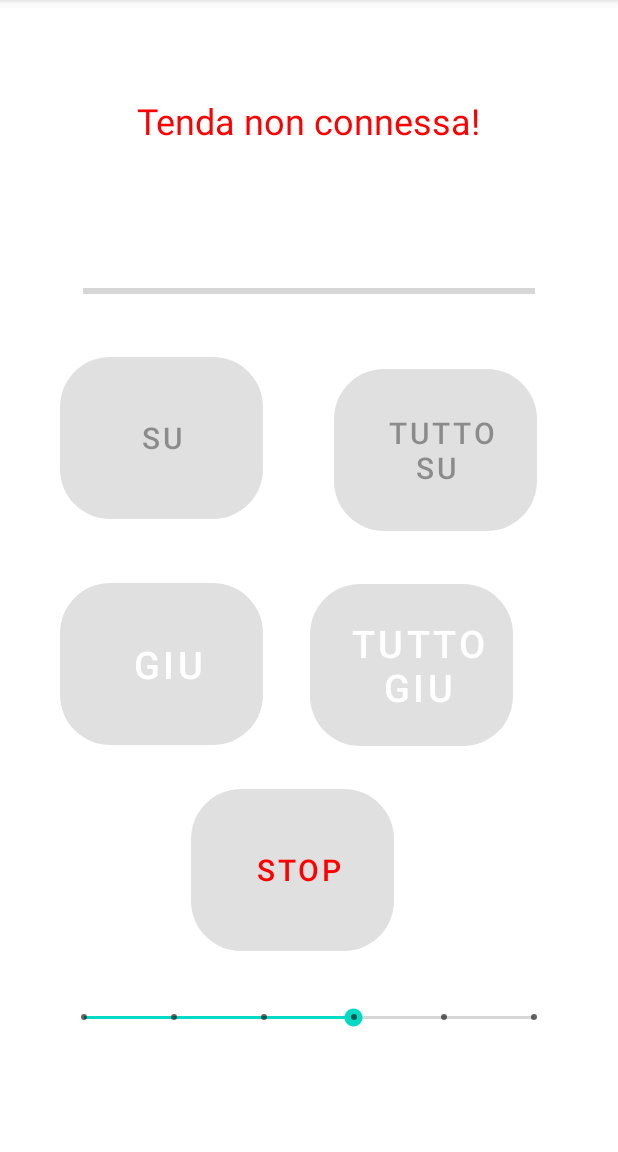
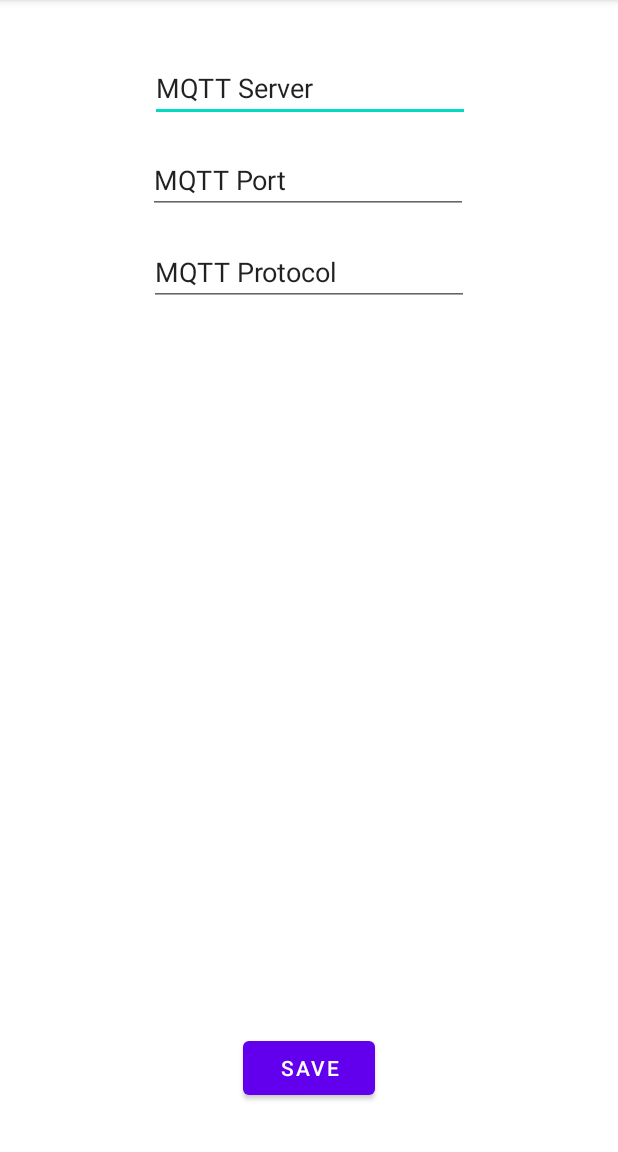
Before and after one commit to AndreaCavagna/shade_control_android_app, an Android app: the screen it shows after launch (MainActivity before the commit, Insert_mqtt_credentials after it), on a phone screen of 412 x 824 dp, the part 84-1236 px from its top. Run offline under Robolectric (Android 15) with nearby library versions, the phone set to English and light mode, and no system bars; libraries missing offline, so code that uses them is left out: org.eclipse.paho; 5 statements that could not run were skipped.

Commit message:
added choice of mqtt server

```diff
--- a/app/src/main/AndroidManifest.xml
+++ b/app/src/main/AndroidManifest.xml
@@ -2,6 +2,11 @@
 <manifest xmlns:android="http://schemas.android.com/apk/res/android"
     xmlns:tools="http://schemas.android.com/tools"
     package="com.example.shade_control_android_app">
+
+    <uses-permission android:name="android.permission.WAKE_LOCK" />
+    <uses-permission android:name="android.permission.ACCESS_NETWORK_STATE" />
+    <uses-permission android:name="android.permission.INTERNET" />
+    <uses-permission android:name="android.permission.READ_PHONE_STATE" />
 
     <application
         android:allowBackup="true"
@@ -14,6 +19,9 @@
         android:theme="@style/Theme.Shade_control_android_app"
         tools:targetApi="31">
         <activity
+            android:name=".Insert_mqtt_credentials"
+            android:exported="false" />
+        <activity
             android:name=".MainActivity"
             android:exported="true">
             <intent-filter>
@@ -23,14 +31,7 @@
             </intent-filter>
         </activity>
 
-        <service android:name="org.eclipse.paho.android.service.MqttService"></service>
-
-
+        <service android:name="org.eclipse.paho.android.service.MqttService" />
     </application>
 
-    <uses-permission android:name="android.permission.WAKE_LOCK" />
-    <uses-permission android:name="android.permission.ACCESS_NETWORK_STATE" />
-    <uses-permission android:name="android.permission.INTERNET" />
-    <uses-permission android:name="android.permission.READ_PHONE_STATE" />
-
 </manifest>
--- /dev/null
+++ b/app/src/main/java/com/example/shade_control_android_app/Insert_mqtt_credentials.java
@@ -0,0 +1,63 @@
+package com.example.shade_control_android_app;
+
+import androidx.appcompat.app.AppCompatActivity;
+
+import android.content.Context;
+import android.content.Intent;
+import android.content.SharedPreferences;
+import android.os.Bundle;
+import android.preference.PreferenceManager;
+import android.view.View;
+import android.widget.EditText;
+
+public class Insert_mqtt_credentials extends AppCompatActivity {
+
+    @Override
+    protected void onCreate(Bundle savedInstanceState) {
+        super.onCreate(savedInstanceState);
+        setContentView(R.layout.activity_insert_mqtt_credentials);
+
+        SharedPreferences preferences = PreferenceManager.getDefaultSharedPreferences(this);
+
+        String mqtt_server = preferences.getString("mqtt_server", "MQTT Server");
+        String mqtt_port = preferences.getString("mqtt_port", "MQTT Port");
+        String mqtt_protocol = preferences.getString("mqtt_protocol", "MQTT Protocol");
+
+        EditText te_mqtt_server = (EditText)findViewById(R.id.editText_mqtt_server);
+        EditText te_mqtt_port   = (EditText)findViewById(R.id.editText_mqttPort);
+        EditText te_mqtt_protocol   = (EditText)findViewById(R.id.editText_mqttProtocol);
+
+
+        te_mqtt_server.setText(mqtt_server);
+        te_mqtt_port.setText(mqtt_port);
+        te_mqtt_protocol.setText(mqtt_protocol);
+
+    }
+
+
+
+    public void saveOptions(View v){
+
+        EditText mqtt_server = (EditText)findViewById(R.id.editText_mqtt_server);
+        EditText mqtt_port   = (EditText)findViewById(R.id.editText_mqttPort);
+        EditText mqtt_protocol   = (EditText)findViewById(R.id.editText_mqttProtocol);
+
+
+        SharedPreferences preferences = PreferenceManager.getDefaultSharedPreferences(this);
+        SharedPreferences.Editor editor = preferences.edit();
+        editor.putString("mqtt_server",mqtt_server.getText().toString());
+        editor.apply();
+
+        editor.putString("mqtt_port",mqtt_port.getText().toString());
+        editor.apply();
+
+        editor.putString("mqtt_protocol",mqtt_protocol.getText().toString());
+        editor.apply();
+
+
+        Intent myIntent = new Intent(Insert_mqtt_credentials.this, MainActivity.class);
+        //myIntent.putExtra("key", value); //Optional parameters
+        Insert_mqtt_credentials.this.startActivity(myIntent);
+
+    }
+}
--- a/app/src/main/java/com/example/shade_control_android_app/MainActivity.java
+++ b/app/src/main/java/com/example/shade_control_android_app/MainActivity.java
@@ -3,9 +3,12 @@ package com.example.shade_control_android_app;
 
 import androidx.appcompat.app.AppCompatActivity;
 
+import android.content.Intent;
+import android.content.SharedPreferences;
 import android.graphics.Color;
 import android.os.Bundle;
 
+import android.preference.PreferenceManager;
 import android.view.View;
 import android.view.animation.AlphaAnimation;
 import android.view.animation.Animation;
@@ -49,8 +52,23 @@ public class MainActivity extends AppCompatActivity {
         String clientId = MqttClient.generateClientId();
 
 
+        SharedPreferences preferences = PreferenceManager.getDefaultSharedPreferences(this);
 
-        client = new MqttAndroidClient(this.getApplicationContext(), "wss://myhomeipdk.hopto.org:8883",clientId);
+        String mqtt_server = preferences.getString("mqtt_server", "");
+        String mqtt_port = preferences.getString("mqtt_port", "");
+        String mqtt_protocol = preferences.getString("mqtt_protocol", "");
+
+
+
+        if(mqtt_server.equalsIgnoreCase("") || mqtt_port.equalsIgnoreCase("")|| mqtt_protocol.equalsIgnoreCase(""))
+        {
+            Intent myIntent = new Intent(MainActivity.this, Insert_mqtt_credentials.class);
+            MainActivity.this.startActivity(myIntent);
+        }
+
+
+
+        client = new MqttAndroidClient(this.getApplicationContext(), mqtt_protocol + "://" + mqtt_server + ":" + mqtt_port, clientId);
 
 
         // Register the onClick listener with the implementation above
@@ -329,5 +347,13 @@ public class MainActivity extends AppCompatActivity {
     }
 
 
+    public void openOptions(View v){
+        Intent myIntent = new Intent(MainActivity.this, Insert_mqtt_credentials.class);
+        //myIntent.putExtra("key", value); //Optional parameters
+        MainActivity.this.startActivity(myIntent);
+
+    }
+
+
 
 }
--- /dev/null
+++ b/app/src/main/res/layout/activity_insert_mqtt_credentials.xml
@@ -0,0 +1,58 @@
+<?xml version="1.0" encoding="utf-8"?>
+<androidx.constraintlayout.widget.ConstraintLayout xmlns:android="http://schemas.android.com/apk/res/android"
+    xmlns:app="http://schemas.android.com/apk/res-auto"
+    xmlns:tools="http://schemas.android.com/tools"
+    android:layout_width="match_parent"
+    android:layout_height="match_parent"
+    tools:context=".Insert_mqtt_credentials">
+
+    <Button
+        android:id="@+id/button_save_credentials"
+        android:layout_width="wrap_content"
+        android:layout_height="wrap_content"
+        android:layout_marginBottom="32dp"
+        android:onClick="saveOptions"
+        android:text="Save"
+        app:layout_constraintBottom_toBottomOf="parent"
+        app:layout_constraintEnd_toEndOf="parent"
+        app:layout_constraintStart_toStartOf="parent" />
+
+    <EditText
+        android:id="@+id/editText_mqtt_server"
+        android:layout_width="wrap_content"
+        android:layout_height="wrap_content"
+        android:layout_marginTop="36dp"
+        android:ems="10"
+        android:inputType="textPersonName"
+        android:text="MQTT Server"
+        app:layout_constraintEnd_toEndOf="parent"
+        app:layout_constraintHorizontal_bias="0.502"
+        app:layout_constraintStart_toStartOf="parent"
+        app:layout_constraintTop_toTopOf="parent" />
+
+    <EditText
+        android:id="@+id/editText_mqttPort"
+        android:layout_width="wrap_content"
+        android:layout_height="wrap_content"
+        android:layout_marginTop="16dp"
+        android:ems="10"
+        android:inputType="textPersonName"
+        android:text="MQTT Port"
+        app:layout_constraintEnd_toEndOf="parent"
+        app:layout_constraintHorizontal_bias="0.497"
+        app:layout_constraintStart_toStartOf="parent"
+        app:layout_constraintTop_toBottomOf="@+id/editText_mqtt_server" />
+
+    <EditText
+        android:id="@+id/editText_mqttProtocol"
+        android:layout_width="wrap_content"
+        android:layout_height="wrap_content"
+        android:layout_marginTop="16dp"
+        android:ems="10"
+        android:inputType="textPersonName"
+        android:text="MQTT Protocol"
+        app:layout_constraintEnd_toEndOf="parent"
+        app:layout_constraintStart_toStartOf="parent"
+        app:layout_constraintTop_toBottomOf="@+id/editText_mqttPort" />
+
+</androidx.constraintlayout.widget.ConstraintLayout>
--- a/app/src/main/res/layout/activity_main.xml
+++ b/app/src/main/res/layout/activity_main.xml
@@ -155,31 +155,12 @@
         app:layout_constraintStart_toStartOf="parent"
         app:layout_constraintTop_toTopOf="parent" />
 
-    <SeekBar
-        android:id="@+id/seekBar4"
-        style="@style/Widget.AppCompat.SeekBar.Discrete"
-        android:layout_width="0dp"
-        android:layout_height="19dp"
-        android:layout_marginStart="40dp"
-        android:layout_marginEnd="40dp"
-        android:layout_marginBottom="80dp"
-        android:max="5"
-        android:progress="3"
-        app:layout_constraintBottom_toBottomOf="parent"
+    <Button
+        android:id="@+id/buttonOptions"
+        android:layout_width="wrap_content"
+        android:layout_height="wrap_content"
+        android:text="Options"
         app:layout_constraintEnd_toEndOf="parent"
-        app:layout_constraintStart_toStartOf="parent" />
-
-    <ProgressBar
-        android:id="@+id/progressBar3"
-        style="?android:attr/progressBarStyleHorizontal"
-        android:layout_width="0dp"
-        android:layout_height="29dp"
-        android:layout_marginStart="55dp"
-        android:layout_marginEnd="55dp"
-        android:layout_marginBottom="460dp"
-        app:layout_constraintBottom_toTopOf="@+id/seekBar4"
-        app:layout_constraintEnd_toEndOf="parent"
-        app:layout_constraintHorizontal_bias="0.0"
-        app:layout_constraintStart_toStartOf="parent" />
+        app:layout_constraintTop_toTopOf="parent" />
 
 </androidx.constraintlayout.widget.ConstraintLayout>
```
